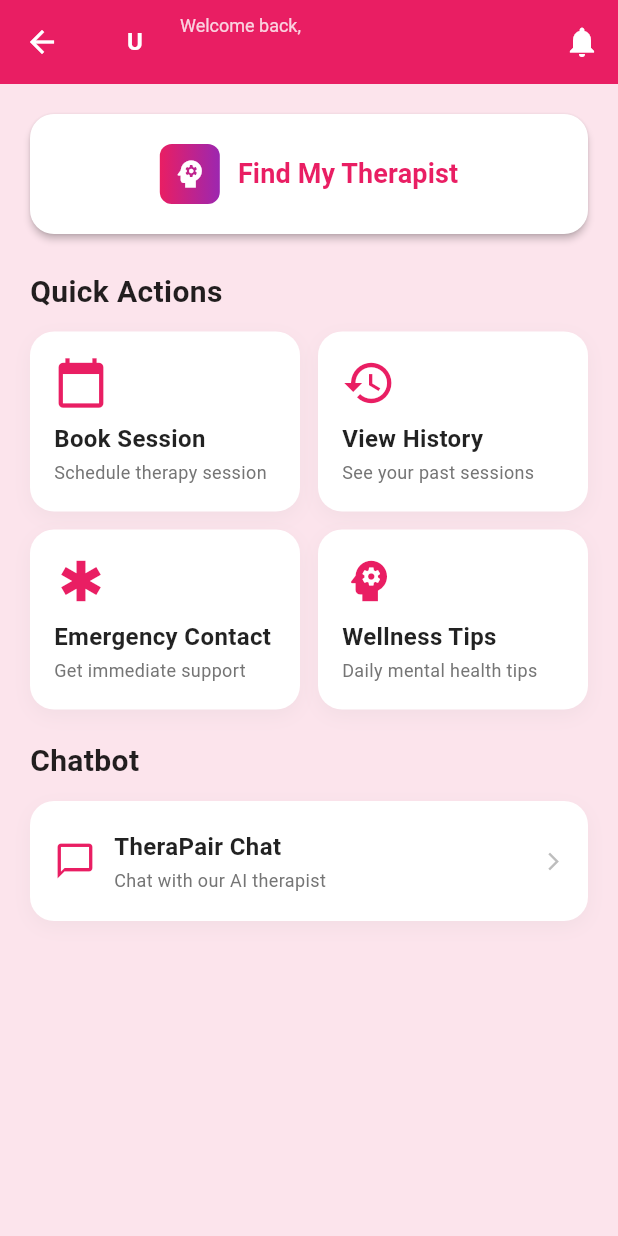
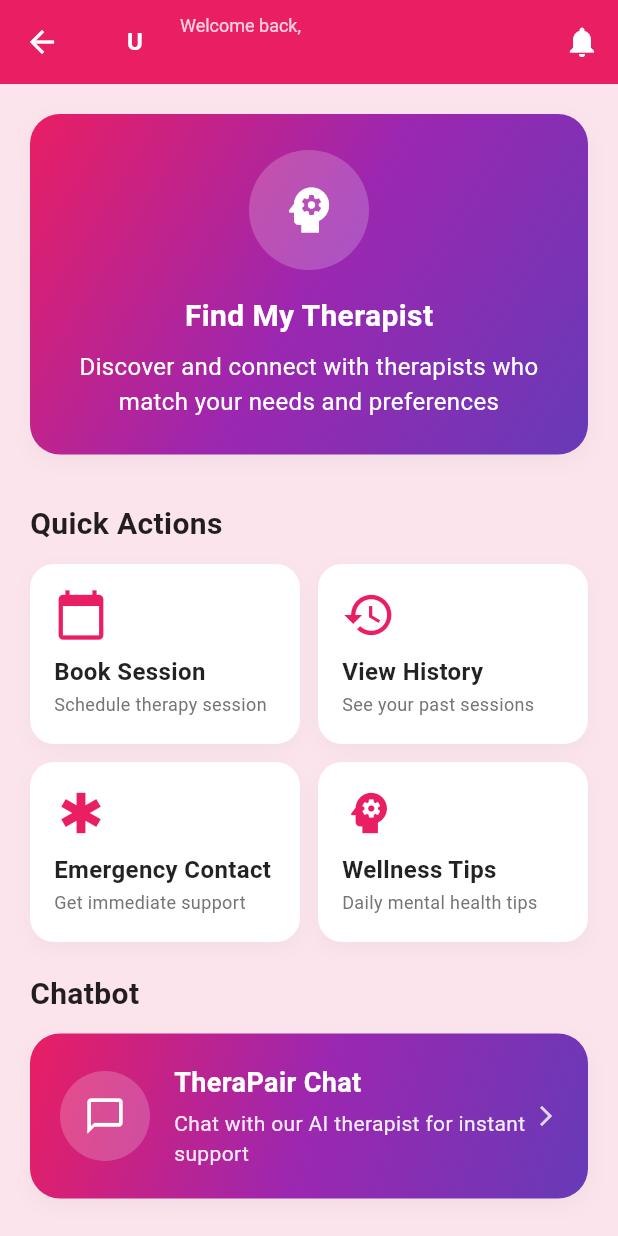
Before and after one commit to Cozmorry/TherapistMobileApp-main, a Flutter app: the HomePage screen opened directly, on a phone screen of 412 x 824 dp. Run offline on Flutter 3.47's test engine with Material 3 defaults, Android fonts, the phone set to English and light mode, and no system bars; our stand-ins replace firebase_auth, firebase_core, flutter_local_notifications, google_sign_in, image_picker, permission_handler and 1 more; accounts and stored records are empty; network calls fail.

Commit message:
Complete app

```diff
--- a/lib/home_page.dart
+++ b/lib/home_page.dart
@@ -148,49 +148,69 @@ class _HomePageState extends State<HomePage> {
           crossAxisAlignment: CrossAxisAlignment.start,
           children: [
             // Find My Therapist Button
-            Container(
+            GestureDetector(
+              onTap: _findMyTherapist,
+              child: Container(
                 width: double.infinity,
-              margin: const EdgeInsets.only(bottom: 24),
-              child: ElevatedButton(
-                onPressed: _findMyTherapist,
-                style: ElevatedButton.styleFrom(
-                  backgroundColor: Colors.white,
-                  foregroundColor: const Color(0xFFE91E63),
-                  padding: const EdgeInsets.symmetric(vertical: 20),
-                  shape: RoundedRectangleBorder(
-                    borderRadius: BorderRadius.circular(16),
+                padding: const EdgeInsets.all(24.0),
+                decoration: BoxDecoration(
+                  gradient: const LinearGradient(
+                    colors: [
+                      Color(0xFFE91E63), // Pink
+                      Color(0xFF9C27B0), // Purple
+                      Color(0xFF673AB7), // Deep Purple
+                    ],
+                    begin: Alignment.topLeft,
+                    end: Alignment.bottomRight,
                   ),
-                  elevation: 2,
+                  borderRadius: BorderRadius.circular(20.0),
+                  boxShadow: [
+                    BoxShadow(
+                      color: Colors.grey.withOpacity(0.1),
+                      spreadRadius: 1,
+                      blurRadius: 10,
+                      offset: const Offset(0, 4),
                     ),
-                child: Row(
-                  mainAxisAlignment: MainAxisAlignment.center,
+                  ],
+                ),
+                child: Column(
                   children: [
                     Container(
-                      padding: const EdgeInsets.all(8),
+                      width: 80,
+                      height: 80,
                       decoration: BoxDecoration(
-                        gradient: const LinearGradient(
-                          colors: [Color(0xFFE91E63), Color(0xFF9C27B0)],
-                        ),
-                        borderRadius: BorderRadius.circular(8),
+                        color: Colors.white.withOpacity(0.2),
+                        borderRadius: BorderRadius.circular(40),
                       ),
                       child: const Icon(
                         Icons.psychology,
+                        size: 40,
                         color: Colors.white,
-                        size: 24,
                       ),
                     ),
-                    const SizedBox(width: 12),
+                    const SizedBox(height: 16),
                     const Text(
                       'Find My Therapist',
                       style: TextStyle(
-                        fontSize: 18,
+                        fontSize: 20,
                         fontWeight: FontWeight.bold,
+                        color: Colors.white,
                       ),
+                    ),
+                    const SizedBox(height: 8),
+                    const Text(
+                      'Discover and connect with therapists who match your needs and preferences',
+                      style: TextStyle(
+                        fontSize: 16,
+                        color: Colors.white,
+                      ),
+                      textAlign: TextAlign.center,
                     ),
                   ],
                 ),
               ),
             ),
+            const SizedBox(height: 32), // Added space between card and Quick Actions title
 
             // Quick Actions Section
             const Text(
@@ -352,63 +372,72 @@ class _HomePageState extends State<HomePage> {
       },
       child: Container(
         width: double.infinity,
-        height: 80,
+        padding: const EdgeInsets.all(20.0),
         decoration: BoxDecoration(
-          color: Colors.white,
-          borderRadius: BorderRadius.circular(16),
+          gradient: const LinearGradient(
+            colors: [
+              Color(0xFFE91E63), // Pink
+              Color(0xFF9C27B0), // Purple
+              Color(0xFF673AB7), // Deep Purple
+            ],
+            begin: Alignment.topLeft,
+            end: Alignment.bottomRight,
+          ),
+          borderRadius: BorderRadius.circular(20.0),
           boxShadow: [
             BoxShadow(
               color: Colors.grey.withOpacity(0.1),
+              spreadRadius: 1,
               blurRadius: 10,
               offset: const Offset(0, 4),
             ),
           ],
         ),
-        child: Padding(
-          padding: const EdgeInsets.all(16),
         child: Row(
           children: [
-              Icon(
+            Container(
+              width: 60,
+              height: 60,
+              decoration: BoxDecoration(
+                color: Colors.white.withOpacity(0.2),
+                borderRadius: BorderRadius.circular(30),
+              ),
+              child: const Icon(
                 Icons.chat_bubble_outline,
-                color: const Color(0xFFE91E63),
+                color: Colors.white,
                 size: 28,
               ),
-              const SizedBox(width: 12),
+            ),
+            const SizedBox(width: 16),
             Expanded(
               child: Column(
                 crossAxisAlignment: CrossAxisAlignment.start,
-                  mainAxisAlignment: MainAxisAlignment.center,
                 children: [
+                  const Text(
+                    'TheraPair Chat',
+                    style: TextStyle(
+                      fontSize: 18,
+                      fontWeight: FontWeight.bold,
+                      color: Colors.white,
+                    ),
+                  ),
+                  const SizedBox(height: 4),
                   Text(
-                      'TheraPair Chat',
-                      style: const TextStyle(
-                        fontSize: 16,
-                        fontWeight: FontWeight.bold,
-                        color: Colors.black87,
+                    'Chat with our AI therapist for instant support',
+                    style: TextStyle(
+                      fontSize: 14,
+                      color: Colors.white.withOpacity(0.9),
                     ),
-                      maxLines: 1,
-                      overflow: TextOverflow.ellipsis,
-                    ),
-                    const SizedBox(height: 2),
-                    Text(
-                      'Chat with our AI therapist',
-                      style: TextStyle(
-                        fontSize: 12,
-                        color: Colors.grey[600],
-                      ),
-                      maxLines: 1,
-                      overflow: TextOverflow.ellipsis,
                   ),
                 ],
               ),
             ),
             Icon(
               Icons.arrow_forward_ios,
-                color: Colors.grey[400],
-                size: 14,
+              color: Colors.white.withOpacity(0.8),
+              size: 16,
             ),
           ],
-          ),
         ),
       ),
     );
```
Lines whose indentation alone changed are shown as unchanged.
